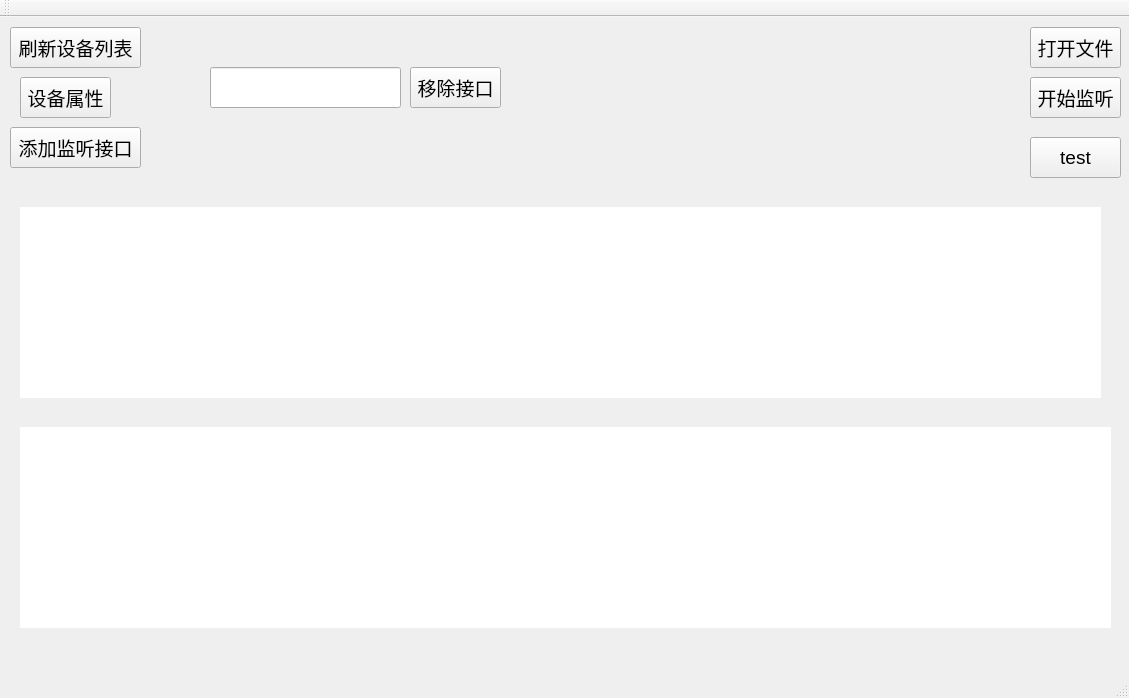
Qt form Invador/mainwindow.ui (gaoyichao/Invador) before a commit.
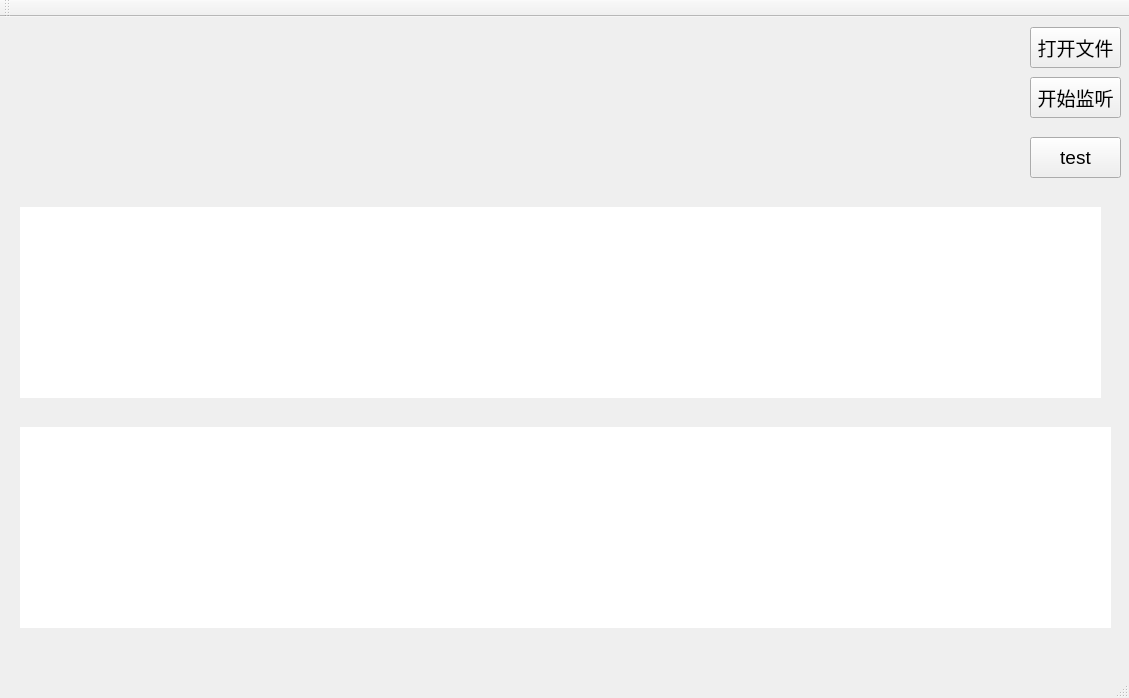
The same form after that commit.

The edit to the form file:
```diff
--- a/Invador/mainwindow.ui
+++ b/Invador/mainwindow.ui
@@ -19,68 +19,6 @@
    <string>MainWindow</string>
   </property>
   <widget class="QWidget" name="centralWidget">
-   <widget class="QPushButton" name="mDevPushButton">
-    <property name="geometry">
-     <rect>
-      <x>10</x>
-      <y>10</y>
-      <width>131</width>
-      <height>41</height>
-     </rect>
-    </property>
-    <property name="text">
-     <string>刷新设备列表</string>
-    </property>
-   </widget>
-   <widget class="QPushButton" name="mDevPushButton_2">
-    <property name="geometry">
-     <rect>
-      <x>20</x>
-      <y>60</y>
-      <width>91</width>
-      <height>41</height>
-     </rect>
-    </property>
-    <property name="text">
-     <string>设备属性</string>
-    </property>
-   </widget>
-   <widget class="QPushButton" name="mDevPushButton_3">
-    <property name="geometry">
-     <rect>
-      <x>10</x>
-      <y>110</y>
-      <width>131</width>
-      <height>41</height>
-     </rect>
-    </property>
-    <property name="text">
-     <string>添加监听接口</string>
-    </property>
-   </widget>
-   <widget class="QLineEdit" name="lineEdit">
-    <property name="geometry">
-     <rect>
-      <x>210</x>
-      <y>50</y>
-      <width>191</width>
-      <height>41</height>
-     </rect>
-    </property>
-   </widget>
-   <widget class="QPushButton" name="mDevPushButton_4">
-    <property name="geometry">
-     <rect>
-      <x>410</x>
-      <y>50</y>
-      <width>91</width>
-      <height>41</height>
-     </rect>
-    </property>
-    <property name="text">
-     <string>移除接口</string>
-    </property>
-   </widget>
    <widget class="QPushButton" name="mDevPushButton_5">
     <property name="geometry">
      <rect>
```
